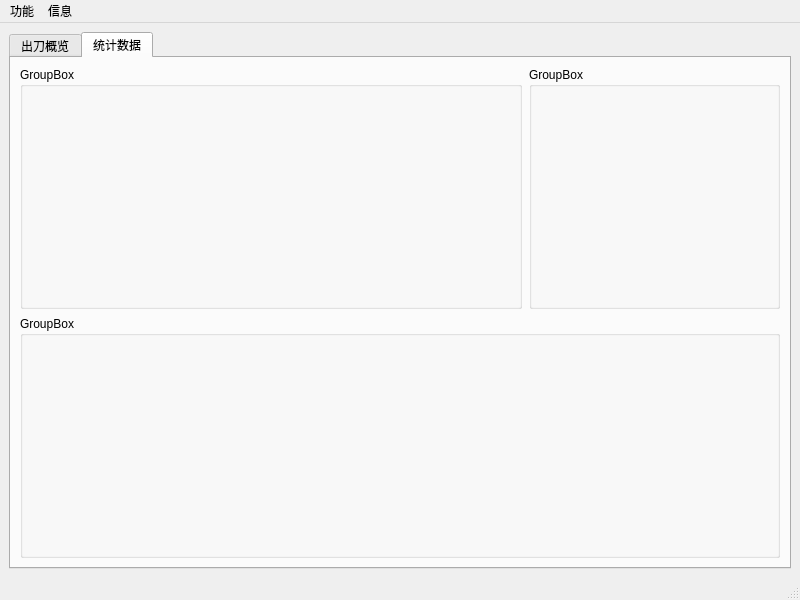
Above: UI/window.ui from MirandaMeow/GuildToolQT before the change. Below: the same form after it.
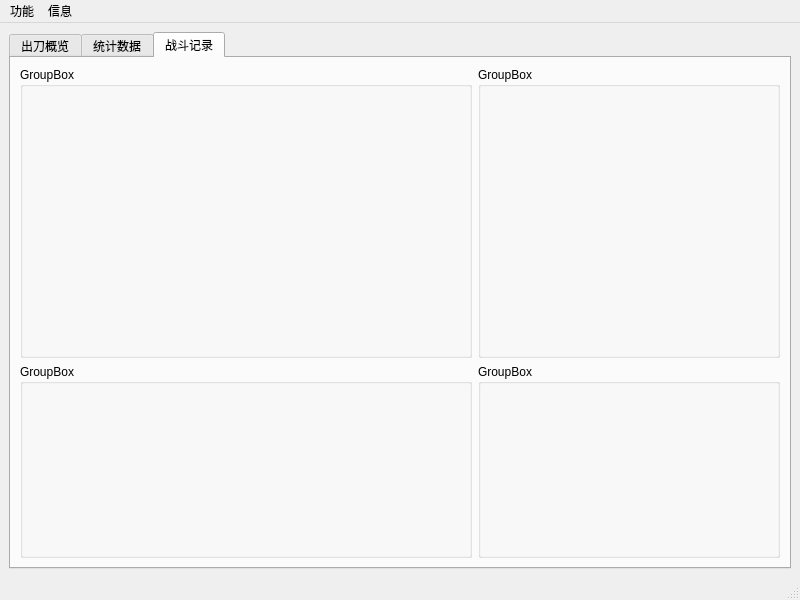
That is the form after the change.

```diff
--- a/UI/window.ui
+++ b/UI/window.ui
@@ -18,7 +18,7 @@
     <item>
      <widget class="QTabWidget" name="tab">
       <property name="currentIndex">
-       <number>1</number>
+       <number>2</number>
       </property>
       <widget class="QWidget" name="tab_overview">
        <attribute name="title">
@@ -80,6 +80,45 @@
         </item>
        </layout>
       </widget>
+      <widget class="QWidget" name="tab_3">
+       <attribute name="title">
+        <string>战斗记录</string>
+       </attribute>
+       <layout class="QHBoxLayout" name="horizontalLayout_4">
+        <item>
+         <layout class="QGridLayout" name="gridLayout_2" rowstretch="3,2" columnstretch="3,2">
+          <item row="0" column="0">
+           <widget class="QGroupBox" name="groupBox_6">
+            <property name="title">
+             <string>GroupBox</string>
+            </property>
+           </widget>
+          </item>
+          <item row="0" column="1">
+           <widget class="QGroupBox" name="groupBox_7">
+            <property name="title">
+             <string>GroupBox</string>
+            </property>
+           </widget>
+          </item>
+          <item row="1" column="0">
+           <widget class="QGroupBox" name="groupBox_8">
+            <property name="title">
+             <string>GroupBox</string>
+            </property>
+           </widget>
+          </item>
+          <item row="1" column="1">
+           <widget class="QGroupBox" name="groupBox_9">
+            <property name="title">
+             <string>GroupBox</string>
+            </property>
+           </widget>
+          </item>
+         </layout>
+        </item>
+       </layout>
+      </widget>
      </widget>
     </item>
    </layout>
```
